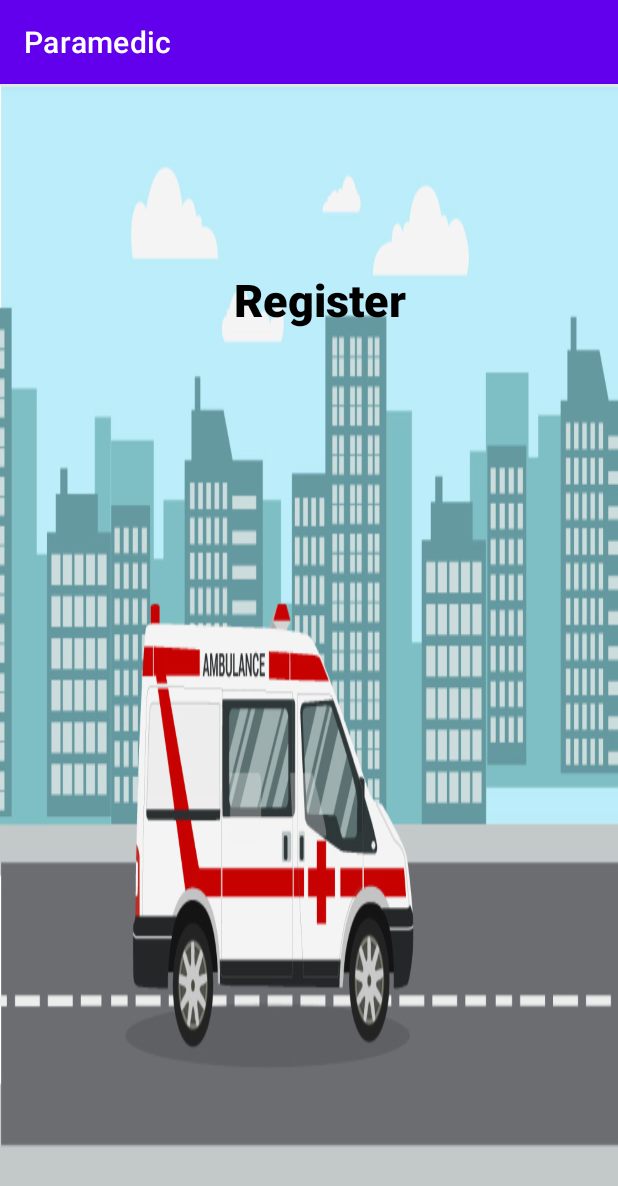
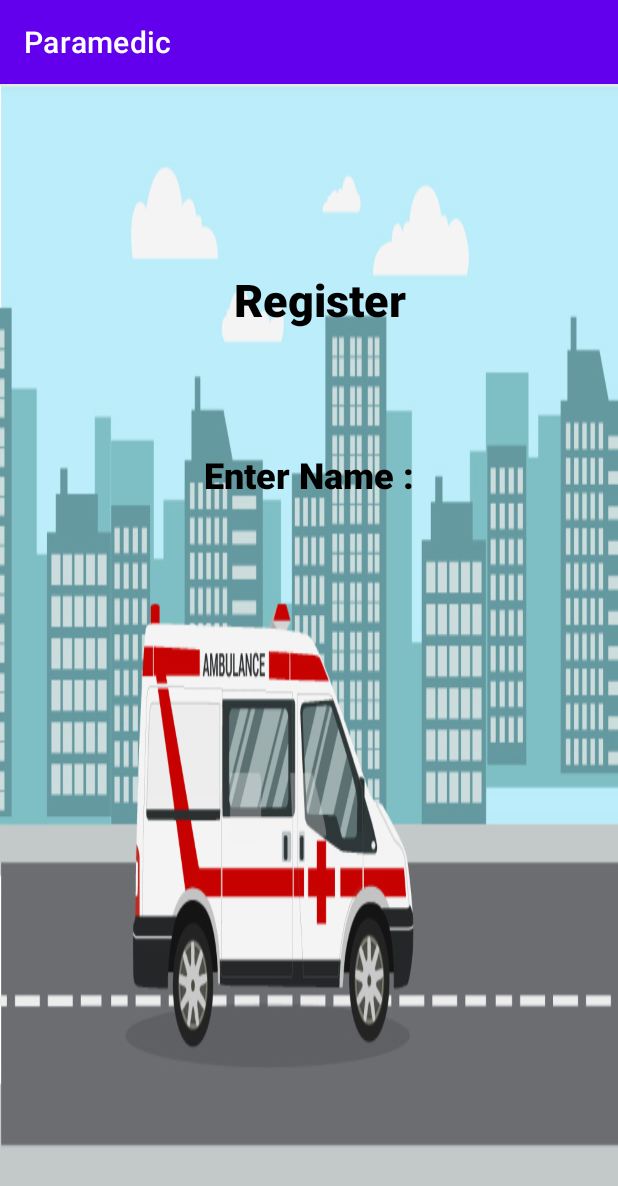
Before and after one commit to userKamalNayan/Paramedic, an Android app: the Signup1 screen opened directly, with no data from a screen before it, on a phone screen of 412 x 824 dp. Shown: the top 1186 px of the screen. Run offline under Robolectric (Android 15) with nearby library versions, the phone set to English and light mode, and no system bars.

Commit message:
Register page

```diff
--- a/app/src/main/res/layout/activity_signup1.xml
+++ b/app/src/main/res/layout/activity_signup1.xml
@@ -23,4 +23,18 @@
         app:layout_constraintTop_toTopOf="parent"
         app:layout_constraintVertical_bias="0.17000002" />
 
+    <TextView
+        android:id="@+id/textView4"
+        android:layout_width="wrap_content"
+        android:layout_height="wrap_content"
+        android:fontFamily="sans-serif-black"
+        android:text="Enter Name :"
+        android:textColor="@color/black"
+        android:textSize="24sp"
+        app:layout_constraintBottom_toBottomOf="parent"
+        app:layout_constraintEnd_toEndOf="parent"
+        app:layout_constraintStart_toStartOf="parent"
+        app:layout_constraintTop_toBottomOf="@+id/textView2"
+        app:layout_constraintVertical_bias="0.13999999" />
+
 </androidx.constraintlayout.widget.ConstraintLayout>
```
